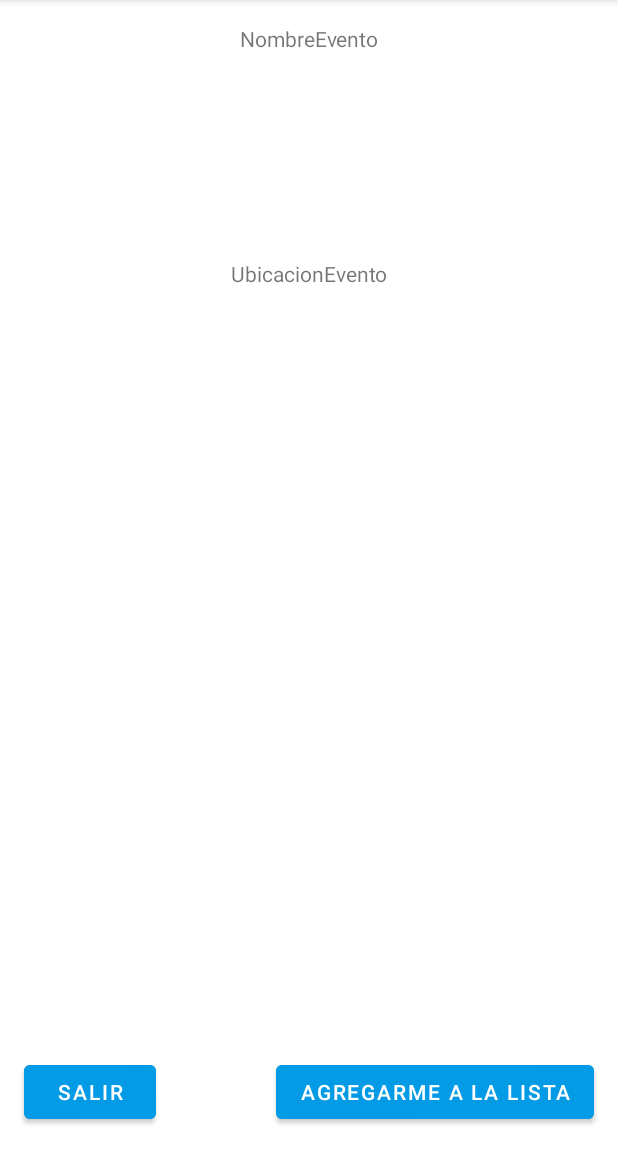
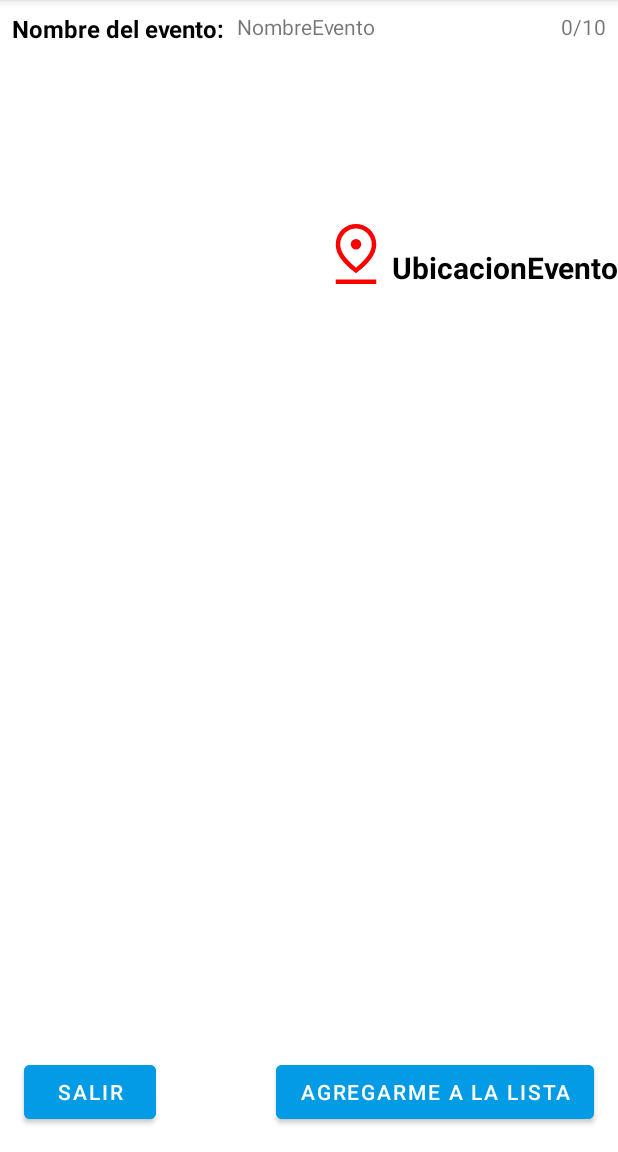
Before and after one commit to vikiii22/ProyectoFinal, an Android app: the MostrarEventoActivity screen opened directly, with no data from a screen before it, on a phone screen of 412 x 824 dp, the part 84-1236 px from its top. Run offline under Robolectric (Android 15) with nearby library versions, the phone set to English and light mode, and no system bars; our stand-ins replace Firebase (no records; nobody signed in at launch, a user with empty details on screens opened directly); 2 statements that could not run were skipped.

```diff
--- a/app/src/main/java/com/example/pachanga_joseasanchezlopez/ui/MostrarEventoActivity.java
+++ b/app/src/main/java/com/example/pachanga_joseasanchezlopez/ui/MostrarEventoActivity.java
@@ -18,7 +18,7 @@ import java.util.ArrayList;
 
 public class MostrarEventoActivity extends AppCompatActivity {
 
-    private TextView tvNombreEvento, tvUbicacionEvento;
+    private TextView tvNombreEvento, tvUbicacionEvento, tvNumJugadores;
     private Button btSalir, btAgregar;
     private ListView lvJugadores;
     private ArrayList<String> jugadores;
@@ -30,21 +30,23 @@ public class MostrarEventoActivity extends AppCompatActivity {
         super.onCreate(savedInstanceState);
         setContentView(R.layout.activity_mostrar_evento);
 
-        auth=FirebaseAuth.getInstance();
-        tvNombreEvento=findViewById(R.id.tvNombreEventoVisualizar);
-        tvUbicacionEvento=findViewById(R.id.tvUbicacionEvento);
-        btSalir=findViewById(R.id.btSalir);
-        btAgregar=findViewById(R.id.btAgregar);
-        lvJugadores=findViewById(R.id.lvJugadores);
-        jugadores=new ArrayList<>();
-        adapter=new ArrayAdapter<String>(this, android.R.layout.simple_list_item_1, jugadores);
+        auth = FirebaseAuth.getInstance();
+        tvNombreEvento = findViewById(R.id.tvNombreEventoVisualizar);
+        tvUbicacionEvento = findViewById(R.id.tvUbicacionEvento);
+        tvNumJugadores = findViewById(R.id.tvNumJugadores);
+        btSalir = findViewById(R.id.btSalir);
+        btAgregar = findViewById(R.id.btAgregar);
+        lvJugadores = findViewById(R.id.lvJugadores);
+        jugadores = new ArrayList<>();
+        adapter = new ArrayAdapter<String>(this, android.R.layout.simple_list_item_1, jugadores);
         lvJugadores.setAdapter(adapter);
 
         tvNombreEvento.setText(getIntent().getExtras().getString(EventoAdapter.NOMBRE_PACHANGA));
         tvUbicacionEvento.setText(getIntent().getExtras().getString(EventoAdapter.LUGAR_PACHANGA));
+        tvNumJugadores.setText("0/10");
 
         tvUbicacionEvento.setOnClickListener(v -> {
-            Uri intentUri = Uri.parse("geo:0,0?q="+Uri.encode(tvUbicacionEvento.getText().toString()));
+            Uri intentUri = Uri.parse("geo:0,0?q=" + Uri.encode(tvUbicacionEvento.getText().toString()));
             Intent intent = new Intent(Intent.ACTION_VIEW, intentUri);
             startActivity(intent);
         });
@@ -54,11 +56,13 @@ public class MostrarEventoActivity extends AppCompatActivity {
         });
 
         btAgregar.setOnClickListener(v -> {
-            if (jugadores.size()<=10){
+            int limit=10;
+            if (jugadores.size() < limit) {
+                tvNumJugadores.setText(jugadores.size()+1+ "/" + limit);
                 /*if (!jugadores.contains(auth.getCurrentUser().getEmail()))*/
                 jugadores.add(auth.getCurrentUser().getEmail());
                 adapter.notifyDataSetChanged();
-            }else{
+            } else {
                 return;
             }
         });
--- /dev/null
+++ b/app/src/main/res/drawable-v24/pin.xml
@@ -0,0 +1,10 @@
+<vector xmlns:android="http://schemas.android.com/apk/res/android"
+    android:width="48dp"
+    android:height="48dp"
+    android:viewportWidth="48"
+    android:viewportHeight="48"
+    android:tint="?attr/colorControlNormal">
+  <path
+      android:fillColor="@android:color/white"
+      android:pathData="M24,33.1Q29.2,28.9 31.85,25.025Q34.5,21.15 34.5,17.8Q34.5,14.85 33.425,12.8Q32.35,10.75 30.775,9.45Q29.2,8.15 27.35,7.575Q25.5,7 24,7Q22.5,7 20.65,7.575Q18.8,8.15 17.225,9.45Q15.65,10.75 14.575,12.8Q13.5,14.85 13.5,17.8Q13.5,21.15 16.15,25.025Q18.8,28.9 24,33.1ZM24,36.9Q17.15,31.75 13.825,27.05Q10.5,22.35 10.5,17.8Q10.5,14.4 11.725,11.825Q12.95,9.25 14.9,7.5Q16.85,5.75 19.25,4.875Q21.65,4 24,4Q26.35,4 28.75,4.875Q31.15,5.75 33.1,7.5Q35.05,9.25 36.275,11.825Q37.5,14.4 37.5,17.8Q37.5,22.35 34.175,27.05Q30.85,31.75 24,36.9ZM24,21Q25.45,21 26.475,19.975Q27.5,18.95 27.5,17.5Q27.5,16.05 26.475,15.025Q25.45,14 24,14Q22.55,14 21.525,15.025Q20.5,16.05 20.5,17.5Q20.5,18.95 21.525,19.975Q22.55,21 24,21ZM10.5,44V41H37.5V44ZM24,17.8Q24,17.8 24,17.8Q24,17.8 24,17.8Q24,17.8 24,17.8Q24,17.8 24,17.8Q24,17.8 24,17.8Q24,17.8 24,17.8Q24,17.8 24,17.8Q24,17.8 24,17.8Q24,17.8 24,17.8Q24,17.8 24,17.8Q24,17.8 24,17.8Q24,17.8 24,17.8Z"/>
+</vector>
--- a/app/src/main/res/layout/activity_mostrar_evento.xml
+++ b/app/src/main/res/layout/activity_mostrar_evento.xml
@@ -17,10 +17,10 @@
         android:id="@+id/tvNombreEventoVisualizar"
         android:layout_width="wrap_content"
         android:layout_height="wrap_content"
-        android:layout_marginTop="16dp"
+        android:layout_marginStart="8dp"
+        android:layout_marginTop="8dp"
         android:text="NombreEvento"
-        app:layout_constraintEnd_toEndOf="parent"
-        app:layout_constraintStart_toStartOf="parent"
+        app:layout_constraintStart_toEndOf="@+id/textView"
         app:layout_constraintTop_toTopOf="parent" />
 
     <TextView
@@ -28,9 +28,12 @@
         android:layout_width="wrap_content"
         android:layout_height="wrap_content"
         android:text="UbicacionEvento"
+        android:textAllCaps="false"
+        android:textColor="#000000"
+        android:textSize="20sp"
+        android:textStyle="bold"
         app:layout_constraintBottom_toTopOf="@+id/guideline2"
-        app:layout_constraintEnd_toEndOf="parent"
-        app:layout_constraintStart_toStartOf="parent" />
+        app:layout_constraintEnd_toEndOf="parent" />
 
     <Button
         android:id="@+id/btSalir"
@@ -65,4 +68,36 @@
         app:layout_constraintEnd_toEndOf="parent"
         app:layout_constraintStart_toStartOf="parent"
         app:layout_constraintTop_toBottomOf="@+id/tvUbicacionEvento" />
+
+    <TextView
+        android:id="@+id/textView"
+        android:layout_width="wrap_content"
+        android:layout_height="wrap_content"
+        android:layout_marginStart="8dp"
+        android:layout_marginTop="8dp"
+        android:text="Nombre del evento:"
+        android:textColor="#000000"
+        android:textSize="16sp"
+        android:textStyle="bold"
+        app:layout_constraintStart_toStartOf="parent"
+        app:layout_constraintTop_toTopOf="parent" />
+
+    <ImageView
+        android:id="@+id/ivPin"
+        android:layout_width="wrap_content"
+        android:layout_height="wrap_content"
+        app:layout_constraintBottom_toTopOf="@+id/lvJugadores"
+        app:layout_constraintEnd_toStartOf="@+id/tvUbicacionEvento"
+        app:srcCompat="@drawable/pin"
+        app:tint="#FD0000" />
+
+    <TextView
+        android:id="@+id/tvNumJugadores"
+        android:layout_width="wrap_content"
+        android:layout_height="wrap_content"
+        android:layout_marginTop="8dp"
+        android:layout_marginEnd="8dp"
+        android:text="TextView"
+        app:layout_constraintEnd_toEndOf="parent"
+        app:layout_constraintTop_toTopOf="parent" />
 </androidx.constraintlayout.widget.ConstraintLayout>
--- a/app/src/main/res/layout/nav_header_inicio.xml
+++ b/app/src/main/res/layout/nav_header_inicio.xml
@@ -14,11 +14,11 @@
 
     <ImageView
         android:id="@+id/imageView"
-        android:layout_width="wrap_content"
-        android:layout_height="wrap_content"
+        android:layout_width="171dp"
+        android:layout_height="95dp"
         android:contentDescription="@string/nav_header_desc"
         android:paddingTop="@dimen/nav_header_vertical_spacing"
-        app:srcCompat="@mipmap/ic_launcher_round" />
+        app:srcCompat="@drawable/logo" />
 
     <TextView
         android:layout_width="match_parent"
```
